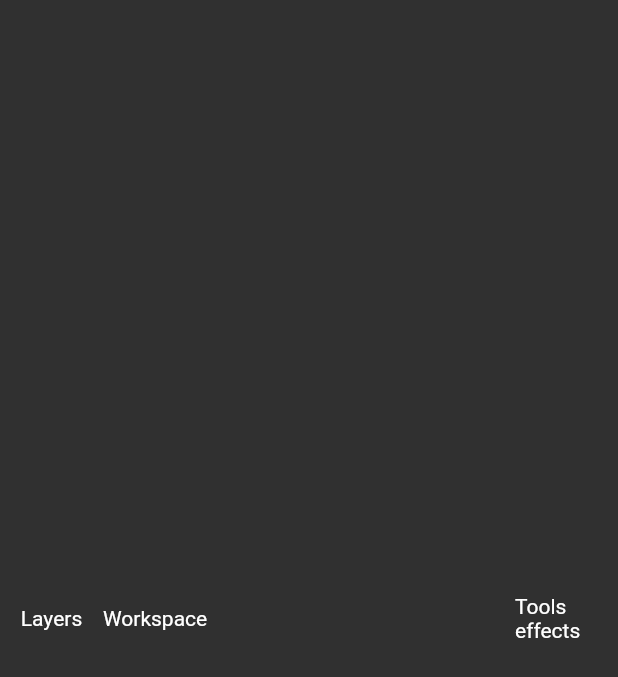
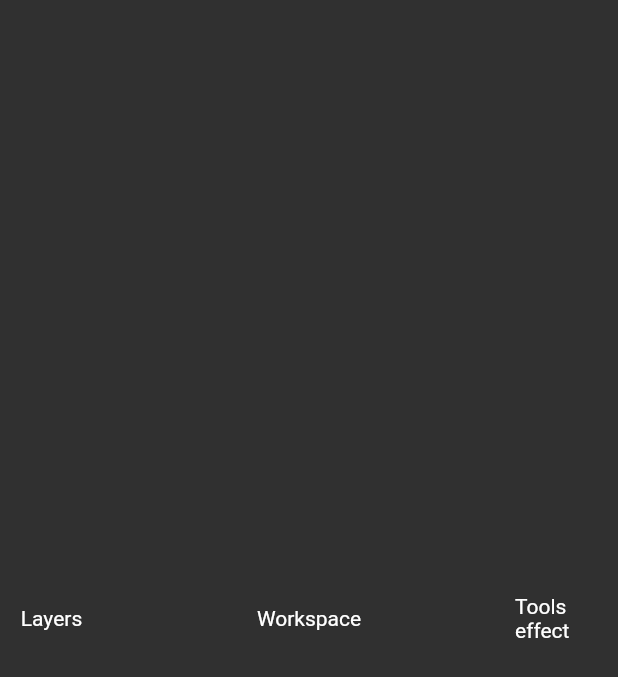
Before and after one commit to OlugbengaJ/test-hpx-app, a Flutter app: the screen it shows after launch, on a phone screen of 412 x 824 dp. Shown: the top 677 px of the screen. Run offline on Flutter 3.47's test engine with Material 2 defaults, Android fonts, the light colour scheme and no system bars.

Commit message:
Flex on columns

```diff
--- a/lib/apps/z_light/wrapper.dart
+++ b/lib/apps/z_light/wrapper.dart
@@ -1,4 +1,5 @@
 import 'package:flutter/material.dart';
+import 'package:hpx/widgets/layouts/three_columns.dart';
 
 import 'layers/layers.dart';
 
@@ -15,22 +16,11 @@ class _WrapperState extends State<Wrapper> {
   Widget build(BuildContext context) {
     return Scaffold(
       body: SafeArea(
-        child: Row(
-          children: const [
-            Expanded(
-              flex: 2,
-              child: Layers(),
-            ),
-            Expanded(
-              flex: 8,
-              child: Text("Workspace"),
-            ),
-            Expanded(
-              flex: 2,
-              child: Text("Tools effects"),
-            ),
-          ],
-        ),
+        child: ThreeColumns(
+          left: Layers(),
+          center: Center(child: Text("Workspace")),
+          right: Center(child: Text("Tools effect")),
+        )
       ),
     );
   }
--- /dev/null
+++ b/lib/widgets/layouts/three_columns.dart
@@ -0,0 +1,45 @@
+import 'package:flutter/material.dart';
+
+
+class ThreeColumns extends StatefulWidget {
+  const ThreeColumns({ Key? key,
+    required this.left,
+    this.leftFlex=2,
+    required this.center,
+    this.centerFlex=8,
+    required this.right,
+    this.rightFlex=2,
+
+  }) : super(key: key);
+  final Widget left;
+  final int leftFlex;
+  final Widget center;
+  final int centerFlex;
+  final Widget right;
+  final int rightFlex;
+
+  @override
+  State<ThreeColumns> createState() => _ThreeColumnsState();
+}
+
+class _ThreeColumnsState extends State<ThreeColumns> {
+  @override
+  Widget build(BuildContext context) {
+    return Row(
+      children: [
+        Expanded(
+          flex: widget.leftFlex,
+          child: widget.left,
+        ),
+        Expanded(
+          flex: widget.centerFlex,
+          child: widget.center,
+        ),
+        Expanded(
+          flex: widget.rightFlex,
+          child: widget.right,
+        ),
+      ],
+    );
+  }
+}
```
